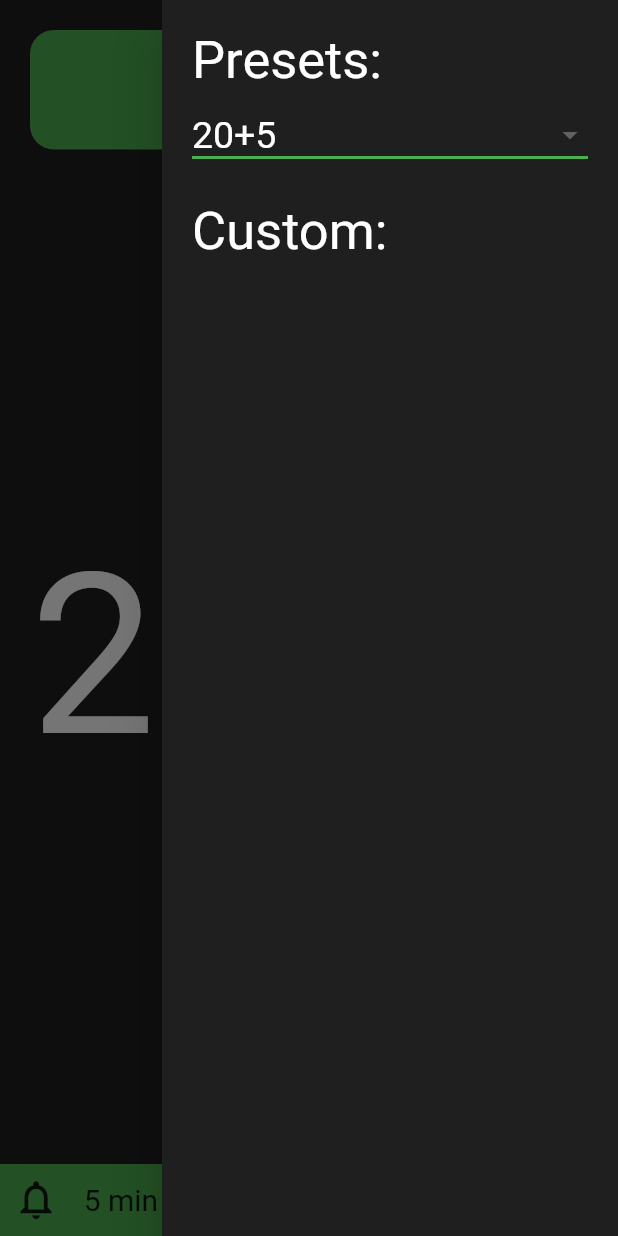
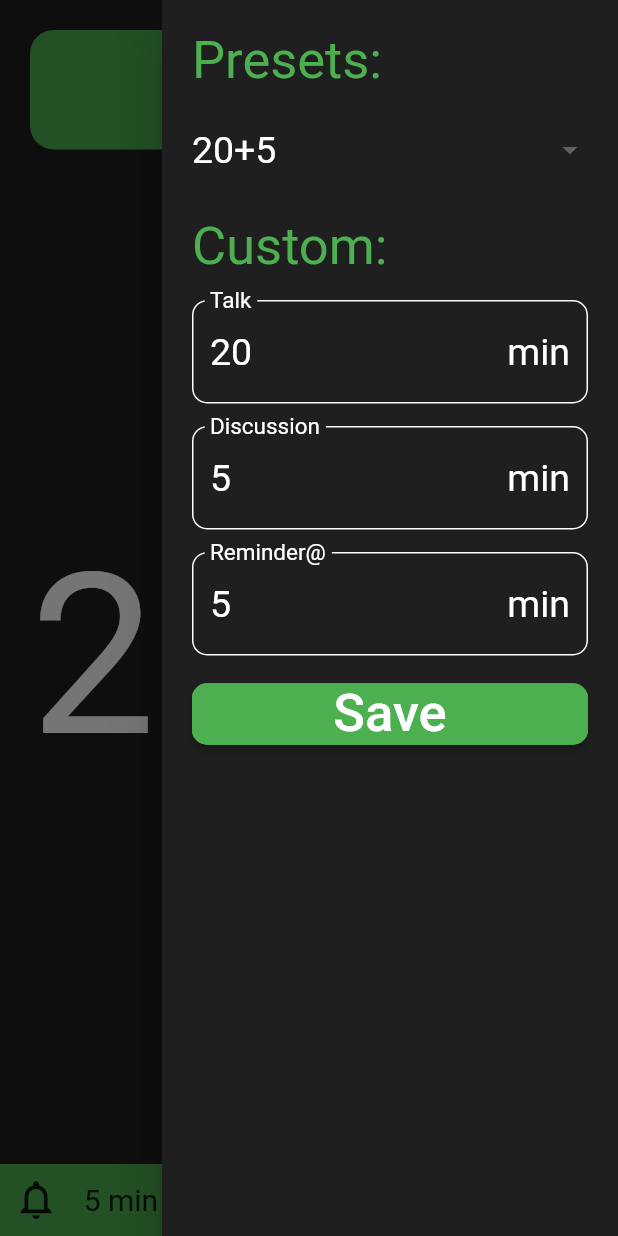
Before and after one commit to hep-mh/flounder, a Flutter app: the screen it shows after launch, in the side drawer, after a tap on the "play arrow" icon, on a phone screen of 412 x 824 dp. Run offline on Flutter 3.47's test engine with Material 2 defaults, Android fonts, the phone set to English and light mode, and no system bars; our stand-ins replace just_audio; missing offline and left inert: audio_session, just_audio_web, window_size.

Commit message:
state with all widgets present

```diff
--- /dev/null
+++ b/lib/generated_plugin_registrant.dart
@@ -0,0 +1,18 @@
+//
+// Generated file. Do not edit.
+//
+
+// ignore_for_file: directives_ordering
+// ignore_for_file: lines_longer_than_80_chars
+
+import 'package:audio_session/audio_session_web.dart';
+import 'package:just_audio_web/just_audio_web.dart';
+
+import 'package:flutter_web_plugins/flutter_web_plugins.dart';
+
+// ignore: public_member_api_docs
+void registerPlugins(Registrar registrar) {
+  AudioSessionWeb.registerWith(registrar);
+  JustAudioPlugin.registerWith(registrar);
+  registrar.registerMessageHandler();
+}
--- a/lib/main.dart
+++ b/lib/main.dart
@@ -2,85 +2,25 @@ import 'dart:io';
 import 'dart:async';
 
 import 'package:flutter/material.dart';
+import 'package:flutter/foundation.dart';
+import 'package:flutter/services.dart';
+
 import 'package:window_size/window_size.dart';
-import 'package:flutter/foundation.dart';
+import 'package:just_audio/just_audio.dart';
+
+import 'state.dart';
 
 
-final double MIN_WIDTH  = 450;
-final double MIN_HEIGHT = 600;
+final double MIN_WIDTH   = 450;
+final double MIN_HEIGHT  = 600;
 
 final double MAGIC_WIDTH = 740;
 
 
-// CONFIGURATION ////////////////////////////////////////////////////
-/////////////////////////////////////////////////////////////////////
-
-
-class Settings {
-  int  talkLength;
-  int  discussionLength;
-  int  reminderAt;
-  bool remindMe;
-
-  Settings(this.talkLength, this.discussionLength, [this.reminderAt = -1, this.remindMe = false]) {
-    if ( reminderAt <= 0 ) {
-      reminderAt = discussionLength;
-    }
-  }
-
-  String toString() {
-    String talkStr       = talkLength.toString();
-    String discussionStr = discussionLength.toString();
-
-    return talkStr + '+' + discussionStr;
-  }
-} // Settings
-
-
-Map _presets = {
-  '20+5': Settings(20,  5),
-  '16+4': Settings(16,  4),
-  '12+3': Settings(12,  3),
-   '8+2': Settings( 8,  2),
-};
-//-->
-final String INITIAL_PRESET_KEY = _presets.keys.toList().first;
-
-class Mode {
-  final String id;
-  final Color  color;
-  final int    increment;
-
-  Mode(this.id, this.color, this.increment);
-} // Mode
-
-
-class ModeRegister {
-  static final Mode IDLE       = Mode('Idle', Colors.green, 0);
-  static final Mode TALK       = Mode('Talk', Colors.green, -1);
-  static final Mode DISCUSSION = Mode('Discussion', Colors.orange, -1);
-  static final Mode OVERTIME   = Mode('Overtime', Colors.red, 1);
-} // ModeRegister
-
-
-class FlounderState {
-  int      timer = 0;
-  Mode     mode = ModeRegister.IDLE;
-  Settings settings;
-
-  FlounderState(this.settings) {
-    reset_timer();
-  }
-
-  void reset_timer() {
-    timer = settings.talkLength*60;
-  }
-} // FlounderState
-
 // SUB-WIDGETS //////////////////////////////////////////////////////
 /////////////////////////////////////////////////////////////////////
 
-double _scaledSize(double contextWidth, double minSize, double maxSize) {
+double _dynamicSize(double contextWidth, double minSize, double maxSize) {
   double size = maxSize;
   if ( contextWidth < MAGIC_WIDTH ) {
     final double scale = contextWidth/MAGIC_WIDTH;
@@ -92,23 +32,23 @@ double _scaledSize(double contextWidth, double minSize, double maxSize) {
 }
 
 
-class FlounderHeader extends StatelessWidget {
+class _FlounderHeader extends StatelessWidget {
   final FlounderState state;
 
-  const FlounderHeader({Key? key, required this.state}) : super(key: key);
+  const _FlounderHeader({Key? key, required this.state}) : super(key: key);
 
   @override
   Widget build(BuildContext context) {
     final double contextWidth  = MediaQuery.of(context).size.width;
 
-    final double padding   =  20;
+    final double padding   = 20;
     final double maxWidth  = MAGIC_WIDTH - 2*padding;
     final double maxHeight = 150;
 
     double width = maxWidth;
     // The width needs to be adapted according
     // to the contextWidth. Hence, set width to
-    // contextWidth - 2*padding
+    //       contextWidth - 2*padding
     // if the box covers the full width of the
     // application
     if ( contextWidth < MAGIC_WIDTH ) {
@@ -127,27 +67,31 @@ class FlounderHeader extends StatelessWidget {
 
     return Center(
       child: Padding(
+        // We omit the padding at the bottom as this
+        // is handled by FlounderTimer instead
         padding: EdgeInsets.fromLTRB(padding, padding, padding, 0),
         child: Container(
           height: height, width: width,
           child: FittedBox(fit: BoxFit.contain, child: Text(state.mode.id)),
           decoration: BoxDecoration(
+            // Increase vivibility by coloring the
+            // full box in the respective color
             color: state.mode.color,
             borderRadius: BorderRadius.circular(borderRadius),
           ),
         ),
       ),
     );
-  } // FlounderHeader.build
-} // FlounderHeader
+  } // _FlounderHeader.build
+} // _FlounderHeader
 
 
-class FlounderTimer extends StatelessWidget {
+class _FlounderTimer extends StatelessWidget {
   final FlounderState state;
 
-  const FlounderTimer({Key? key, required this.state}) : super(key: key);
+  const _FlounderTimer({Key? key, required this.state}) : super(key: key);
 
-  String _get_timer_text() {
+  String _buildTimerText() {
     int min = state.timer ~/ 60;
     int sec = state.timer - min*60;
 
@@ -170,7 +114,7 @@ class FlounderTimer extends StatelessWidget {
           child: FittedBox(
             fit: BoxFit.contain,
             child: Text(
-              _get_timer_text(),
+              _buildTimerText(),
               style: TextStyle(
                 // This is the maximal font size, which will
                 // be scaled down by the FittedBox if needed
@@ -184,8 +128,25 @@ class FlounderTimer extends StatelessWidget {
         ),
       ),
     );
-  } // FlounderTimer.build
-} // FlounderTimer
+  } // _FlounderTimer.build
+} // _FlounderTimer
+
+
+class FlounderBody extends StatelessWidget {
+  final FlounderState state;
+
+  const FlounderBody({Key? key, required this.state}) : super(key: key);
+
+  @override
+  Widget build(BuildContext context) {
+    return Column(
+      children: [
+        _FlounderHeader(state: state),
+        _FlounderTimer (state: state)
+      ],
+    );
+  } // FlounderBody.build
+} // FlounderBody
 
 
 class FlounderActionBar extends StatelessWidget {
@@ -203,18 +164,18 @@ class FlounderActionBar extends StatelessWidget {
 
   @override
   Widget build(BuildContext context) {
-    final double iconSize = _scaledSize(
+    final double iconSize = _dynamicSize(
       MediaQuery.of(context).size.width, 20, 40
     );
 
     return BottomAppBar(
       color: state.mode.color,
-      shape: const CircularNotchedRectangle(),
+      //shape: const CircularNotchedRectangle(),
       child: new Row(
         mainAxisSize: MainAxisSize.max,
         mainAxisAlignment: MainAxisAlignment.spaceBetween,
         children: <Widget>[
-          // LeftButton
+          // Left Button
           Row(
             children: <Widget>[
               IconButton(
@@ -244,6 +205,7 @@ class FlounderActionBar extends StatelessWidget {
                 icon: Icon(Icons.access_time_rounded),
                 onPressed: onPressedR,
                 iconSize: iconSize,
+                color: (state.mode.id == 'Idle') ? Colors.black : Color(0x2b2b2bff),
               ),
             ],
           ),
@@ -254,8 +216,143 @@ class FlounderActionBar extends StatelessWidget {
 } // FlounderActionBar
 
 
-class FlounderActionButton {
-}
+class FlounderActionButton extends StatelessWidget {
+  final FlounderState state;
+
+  final VoidCallback onPressed;
+
+  const FlounderActionButton({
+    Key? key,
+    required this.state,
+    required this.onPressed
+  }) : super(key: key);
+
+  @override
+  Widget build(BuildContext context) {
+    final double buttonSize = _dynamicSize(
+      MediaQuery.of(context).size.width, 20, 80
+    );
+
+    return SizedBox(
+      width: buttonSize, height: buttonSize,
+      child: FloatingActionButton(
+        child: Icon(
+          (state.mode.id == 'Idle') ? Icons.play_arrow_rounded : Icons.sync_rounded,
+          color: Colors.black,
+        ),
+        onPressed: onPressed,
+        backgroundColor: state.mode.color,
+      ),
+    );
+  } // FlounderActionButton.build
+} // FlounderActionButton
+
+
+class FlounderDrawer extends StatelessWidget {
+  final FlounderState state;
+
+  // DropdownButtonProperties
+  final String                 dropdownValue;
+  final ValueChanged<String?>? onDropdownValueChanged;
+
+  // TextFieldProperties
+
+  const FlounderDrawer({
+    Key? key,
+    required this.state,
+    required this.dropdownValue,
+    required this.onDropdownValueChanged,
+  }) : super(key: key);
+
+  @override
+  Widget build(BuildContext context) {
+    final Map textFieldValues = {
+            'Talk': state.settings.talkLength,
+      'Discussion': state.settings.discussionLength,
+      'Reminder@': state.settings.reminderAt,
+    };
+
+    List<Widget> customSection = [];
+    // Build the input fields with appropriate spacing
+    textFieldValues.forEach((key, value) {
+      customSection.add(
+        TextFormField(
+          initialValue: value.toString(),
+          style: TextStyle(fontSize: 25, color: Colors.white),
+          decoration: InputDecoration(
+            border: UnderlineInputBorder(),
+            labelText: key,
+            labelStyle: TextStyle(fontSize: 20, color: Colors.white),
+            suffixText: 'min',
+            suffixStyle: TextStyle(fontSize: 25, color: Colors.white),
+            focusedBorder: OutlineInputBorder(
+              borderRadius: BorderRadius.circular(10),
+              borderSide: BorderSide(
+                color: state.mode.color,
+                width: 1,
+              ),
+            ),
+            enabledBorder: OutlineInputBorder(
+              borderRadius: BorderRadius.circular(10),
+              borderSide: BorderSide(
+                color: Colors.white,
+                width: 1,
+              ),
+            ),
+          ),
+        ),
+      );
+      customSection.add(SizedBox(height: 15));
+    });
+    // Add the button to save the configuration
+    customSection.add(
+      ElevatedButton(
+        child: Text('Save', style: TextStyle(fontSize: 35, color: Colors.white)),
+        onPressed: () {},
+        style: ButtonStyle(
+          backgroundColor: MaterialStateProperty.all<Color>(state.mode.color),
+          shape: MaterialStateProperty.all<RoundedRectangleBorder>(
+            RoundedRectangleBorder(
+              borderRadius: BorderRadius.circular(10),
+              side: BorderSide(color: state.mode.color)
+            ),
+          ),
+        ),
+      ),
+    );
+
+
+    return Drawer(
+      backgroundColor: const Color(0xff1f1f1f),
+      child: ListView(
+        padding: EdgeInsets.all(20),
+        children: <Widget>[
+          Text(
+            'Presets:',
+            style: TextStyle(fontSize: 35, color: state.mode.color),
+          ),
+          SizedBox(height: 15),
+          DropdownButton<String>(
+            underline: Container(height: 0, color: state.mode.color),
+            isExpanded: true,
+            value: dropdownValue,
+            items: dropdownItems,
+            dropdownColor: state.mode.color,
+            onChanged: onDropdownValueChanged,
+            style: TextStyle(color: Colors.black, fontSize: 25),
+          ),
+          SizedBox(height: 20),
+          Text(
+            'Custom:',
+            style: TextStyle(fontSize: 35, color: state.mode.color),
+          ),
+          SizedBox(height: 15)
+        ]..addAll(customSection),
+      ),
+    );
+  } // FlounderDrawer.build
+} // FlounderDrawer
+
 
 // HOMEPAGE /////////////////////////////////////////////////////////
 /////////////////////////////////////////////////////////////////////
@@ -271,6 +368,9 @@ class Flounder extends StatelessWidget {
     return MaterialApp(
       title: 'Flounder',
       home: const FlounderHome(),
+      theme: ThemeData(
+        primaryColor: const Color(0xff1f1f1f),
+      ),
     );
   }
 } // Flounder
@@ -285,17 +385,22 @@ class FlounderHome extends StatefulWidget {
 
 
 class _FlounderHomeState extends State<FlounderHome> {
-  // The initial state of the application
-  String selectedItem = INITIAL_PRESET_KEY;
-  // -->
-  FlounderState state = FlounderState(_presets[INITIAL_PRESET_KEY]);
+  FlounderState state = FlounderState(
+    presets[FlounderState.DEFAULT_PRESET_KEY]
+  );
 
-  // The runner for async execution of the time
+  // Widget values
+  String dropdownValue = FlounderState.DEFAULT_PRESET_KEY;
+
+
+  // The Timer for async execution of timer changes
   // This initializer executes on empty function once
   Timer runner = Timer(Duration.zero, () {});
 
-  void _playSound() {
-    print('Sound!');
+  void _playSound() async {
+    /*AudioPlayer player = AudioPlayer();
+    await player.setAsset('ding.mp3');
+    player.play();*/
   }
 
   void _onPlayButtonPressed() {
@@ -335,7 +440,7 @@ class _FlounderHomeState extends State<FlounderHome> {
         });
       } else {
         state.mode = ModeRegister.IDLE;
-        state.reset_timer();
+        state.resetTimer();
 
         runner.cancel();
       }
@@ -346,31 +451,23 @@ class _FlounderHomeState extends State<FlounderHome> {
     setState(() { state.settings.remindMe = !state.settings.remindMe; });
   }
 
-  void _onDropdownItemChange(String? value) {
+  void _onDropdownValueChanged(String? value) {
     setState(() {
-      selectedItem = value!;
+      dropdownValue = value!;
 
-      state.settings = _presets[selectedItem];
-      state.reset_timer();
+      state.settings = presets[dropdownValue];
+      state.resetTimer();
     });
   }
 
   @override
   Widget build(BuildContext context) {
-    final double buttonSize = _scaledSize(
-      MediaQuery.of(context).size.width, 20, 80
-    );
-
     return Scaffold(
       backgroundColor: const Color(0xff1f1f1f),
-      body: Column(
-        children: <Widget>[
-          FlounderHeader(state: state),
-          FlounderTimer (state: state)
-        ],
-      ),
-      bottomNavigationBar: Builder(builder: (context) {
-        return FlounderActionBar(
+      floatingActionButtonLocation: FloatingActionButtonLocation.centerDocked,
+      endDrawerEnableOpenDragGesture: false,
+      body: FlounderBody(state: state),
+      bottomNavigationBar: Builder(builder: (context) { return FlounderActionBar(
         state: state,
         onPressedL: _onBellButtonPressed,
         onPressedR: () {
@@ -378,58 +475,19 @@ class _FlounderHomeState extends State<FlounderHome> {
             Scaffold.of(context).openEndDrawer();
           }
         }
-        );
-      }),
-      floatingActionButton: SizedBox(
-        width: buttonSize,
-        height: buttonSize,
-        child: FloatingActionButton(
-          child: Icon(
-            (state.mode.id == 'Idle') ? Icons.play_arrow_rounded : Icons.sync_rounded,
-            color: Colors.black,
+      );}),
+      floatingActionButton: FlounderActionButton(
+        state: state,
+        onPressed: _onPlayButtonPressed,
       ),
-          onPressed: _onPlayButtonPressed,
-          backgroundColor: state.mode.color,
-        ),
-      ),
-      floatingActionButtonLocation: FloatingActionButtonLocation.centerDocked,
-      endDrawerEnableOpenDragGesture: false,
-      endDrawer: Builder(builder: (context) {
-          return Drawer(
-          backgroundColor: const Color(0xff1f1f1f),
-          child: ListView(
-            padding: EdgeInsets.all(20),
-            children: <Widget>[
-              Text(
-                'Presets:',
-                style: TextStyle(
-                  fontSize: 35,
-                  color: Colors.white,
-                ),
-              ),
-              SizedBox(height: 5),
-              DropdownButton<String>(
-                underline: Container(height: 2, color: state.mode.color),
-                isExpanded: true,
-                value: selectedItem,
-                items: dropdownItems,
-                dropdownColor: const Color(0xff1f1f1f),
-                onChanged: (String? value) {_onDropdownItemChange(value!); Navigator.of(context).pop();},
-                style: TextStyle(color: Colors.black, fontSize: 25),
-              ),
-              SizedBox(height: 20),
-              Text(
-                'Custom:',
-                style: TextStyle(
-                  fontSize: 35,
-                  color: Colors.white,
-                ),
-              ),
-              SizedBox(height: 5),
-            ]
-          ),
-        );
-      }),
+      endDrawer: Builder(builder: (context) { return FlounderDrawer(
+        state: state,
+        dropdownValue: dropdownValue,
+        onDropdownValueChanged: (String? value) {
+          _onDropdownValueChanged(value);
+          Navigator.of(context).pop();
+        }
+      );}),
     );
   }
 } // _FlounderHomeState
@@ -440,21 +498,26 @@ class _FlounderHomeState extends State<FlounderHome> {
 
 void main() {
   if ( kDebugMode ) {
-    _presets['2+1'] = Settings(2, 1);
+    presets['2+1'] = Settings(2, 1, 2, true);
   }
 
-  _presets.forEach((key, value) => dropdownItems.add(
+  // Fill the list of dropdown menu items
+  presets.forEach((key, value) => dropdownItems.add(
     DropdownMenuItem<String>(
       value: key,
       child: Text(value.toString(), style: TextStyle(color: Colors.white)),
     )
   ));
 
+  // Set some window properties on desktop platforms
+  if ( !kIsWeb ) {
     WidgetsFlutterBinding.ensureInitialized();
     if (Platform.isLinux || Platform.isWindows || Platform.isMacOS) {
       setWindowTitle('Flounder');
       setWindowMinSize(Size(MIN_WIDTH, MIN_HEIGHT));
     }
+  }
 
+  // Run the app
   runApp(const Flounder());
 } // main
--- /dev/null
+++ b/lib/state.dart
@@ -0,0 +1,64 @@
+import 'package:flutter/material.dart';
+
+class Settings {
+  int  talkLength;
+  int  discussionLength;
+  int  reminderAt;
+  bool remindMe;
+
+  Settings(this.talkLength, this.discussionLength, [this.reminderAt = -1, this.remindMe = false]) {
+    if ( reminderAt <= 0 ) {
+      reminderAt = discussionLength;
+    }
+  }
+
+  String toString() {
+    String talkStr       = talkLength.toString();
+    String discussionStr = discussionLength.toString();
+
+    return talkStr + '+' + discussionStr;
+  }
+} // Settings
+
+
+Map presets = {
+  '20+5': Settings(20,  5),
+  '16+4': Settings(16,  4),
+  '12+3': Settings(12,  3),
+   '8+2': Settings( 8,  2),
+};
+
+
+class Mode {
+  final String id;
+  final Color  color;
+  final int    increment;
+
+  Mode(this.id, this.color, this.increment);
+} // Mode
+
+
+class ModeRegister {
+  static final Mode IDLE       = Mode('Idle'      , Colors.green ,  0);
+  static final Mode TALK       = Mode('Talk'      , Colors.green , -1);
+  static final Mode DISCUSSION = Mode('Discussion', Colors.orange, -1);
+  static final Mode OVERTIME   = Mode('Overtime'  , Colors.red   ,  1);
+} // ModeRegister
+
+
+class FlounderState {
+  int      timer = 0;
+  Mode     mode  = ModeRegister.IDLE;
+  Settings settings;
+
+  // Static members
+  static final String DEFAULT_PRESET_KEY = presets.keys.toList().first;
+
+  FlounderState(this.settings) {
+    resetTimer();
+  }
+
+  void resetTimer() {
+    timer = settings.talkLength*60;
+  }
+} // FlounderState
```
Also changed, not shown: pubspec.yaml (+7 -63 lines), lib/const.dart (added), lib/home.dart (added), lib/widgets.dart (added), 2 other files. Lines whose indentation alone changed are shown as unchanged.
